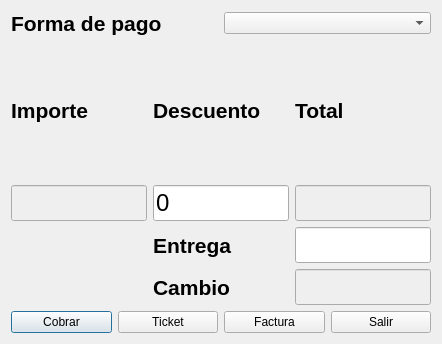
Above: totalizar.ui from Ladis72/tienda before the change. Below: the same form after it.
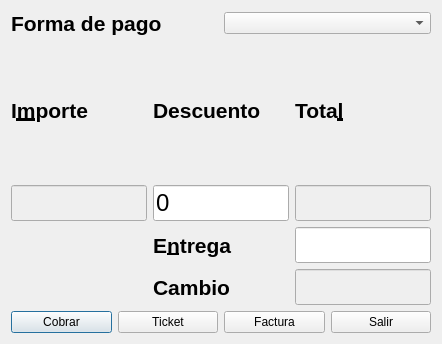
That is the form after the change.

The edit to the form file:
```diff
--- a/totalizar.ui
+++ b/totalizar.ui
@@ -106,7 +106,7 @@
         </font>
        </property>
        <property name="text">
-        <string>Entrega</string>
+        <string>E&amp;ntrega</string>
        </property>
        <property name="buddy">
         <cstring>lineEditEntrega</cstring>
@@ -161,7 +161,7 @@
         </font>
        </property>
        <property name="text">
-        <string>Importe</string>
+        <string>I&amp;mporte</string>
        </property>
        <property name="buddy">
         <cstring>lineEditImporte</cstring>
@@ -178,7 +178,7 @@
         </font>
        </property>
        <property name="text">
-        <string>Total</string>
+        <string>Tota&amp;l</string>
        </property>
        <property name="buddy">
         <cstring>lineEditTotal</cstring>
```
